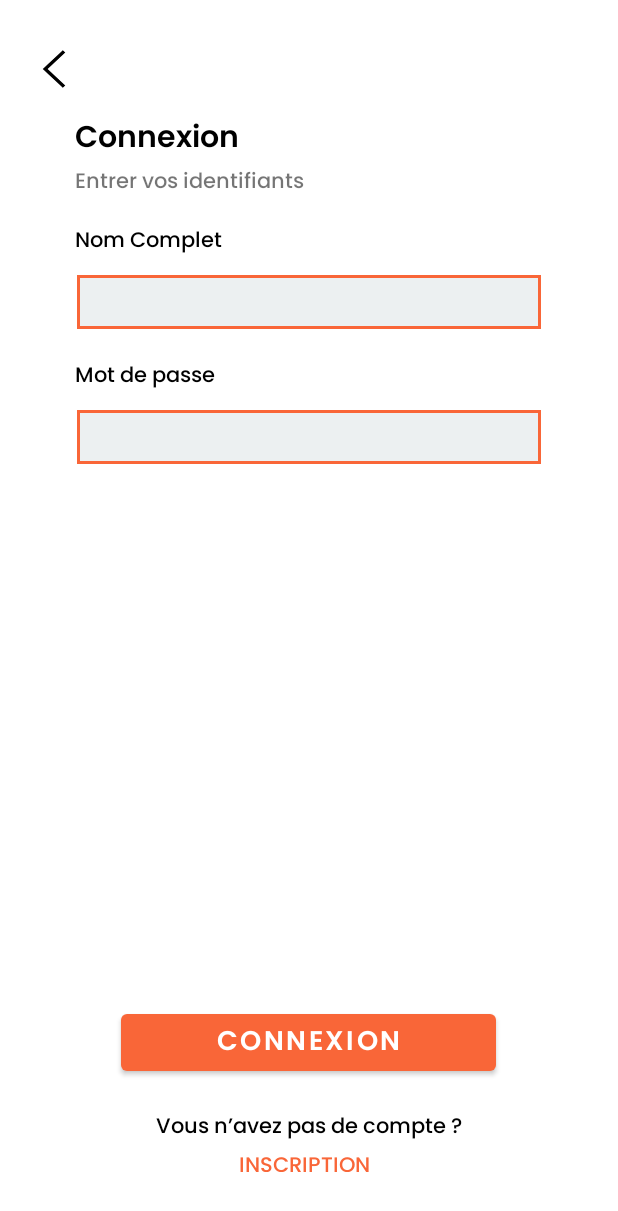
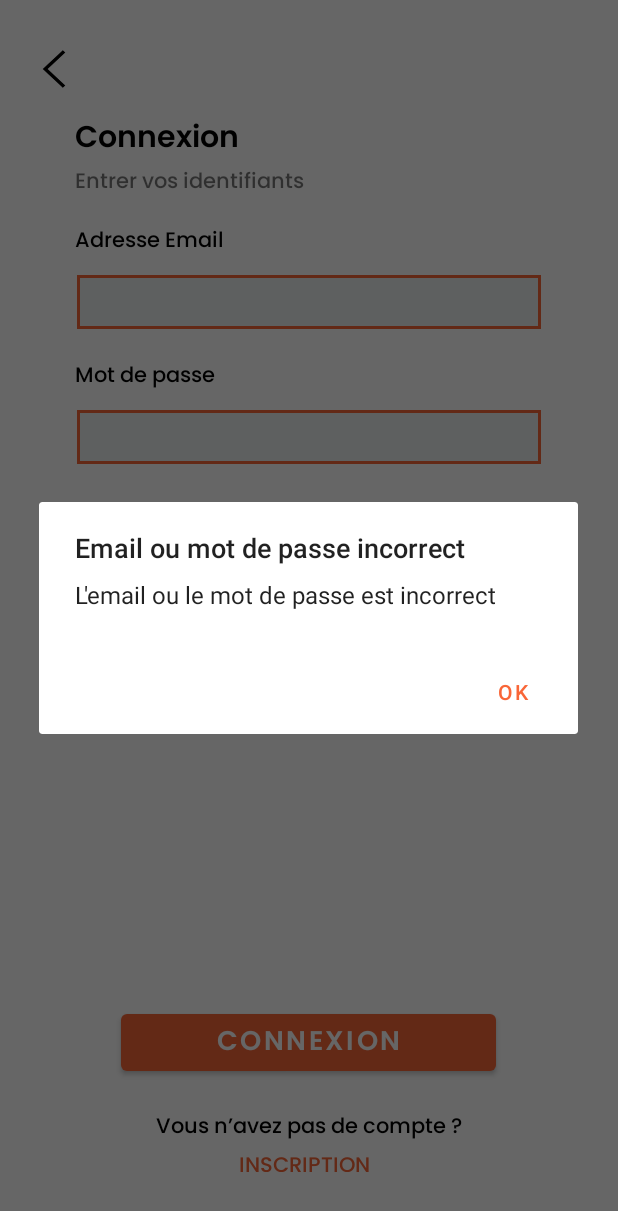
Before and after one commit to Nathancdl/kotlin-project, an Android app: the LoginActivity screen opened directly, with no data from a screen before it, after a tap on "CONNEXION", on a phone screen of 412 x 824 dp. Shown: the top 1211 px of the screen. Run offline under Robolectric (Android 15) with nearby library versions, the phone set to English and light mode, and no system bars; our stand-ins replace Firebase (no records; nobody signed in at launch, a user with empty details on screens opened directly).

Commit message:
Register And Login Work

```diff
--- a/app/src/main/java/com/example/kotlin_project/LoginActivity.kt
+++ b/app/src/main/java/com/example/kotlin_project/LoginActivity.kt
@@ -6,6 +6,10 @@ import android.os.Bundle
 import android.widget.Button
 import android.widget.EditText
 import android.widget.ImageButton
+import androidx.appcompat.app.AlertDialog
+import com.google.firebase.auth.FirebaseAuth
+import com.google.firebase.firestore.FirebaseFirestore
+import java.security.MessageDigest
 
 class LoginActivity : AppCompatActivity() {
     override fun onCreate(savedInstanceState: Bundle?) {
@@ -30,11 +34,41 @@ class LoginActivity : AppCompatActivity() {
 
     }
 
+    private fun DisplayAlertDialog(title : String, message: String){
+        val builder = AlertDialog.Builder(this)
+        builder.setTitle(title)
+        builder.setMessage(message)
+        builder.setPositiveButton("OK") { dialog, which -> null }
+        builder.show()
+    }
+
+    fun hashPassword(password: String): String {
+        val bytes = password.toByteArray() // Convertit le mot de passe en tableau de bytes
+        val md = MessageDigest.getInstance("SHA-256") // Initialise un objet MessageDigest avec l'algorithme SHA-256
+        val digest = md.digest(bytes) // Calcule le hachage du tableau de bytes
+        return digest.joinToString("") { "%02x".format(it) } // Convertit le tableau de bytes en une chaîne hexadécimale
+    }
+
     fun Login(){
 
-        var username = this.findViewById<EditText>(R.id.edittextusernamelogin).text.toString()
+        val auth = FirebaseAuth.getInstance()
+        var email = this.findViewById<EditText>(R.id.edittextusernamelogin).text.toString()
         var password = this.findViewById<EditText>(R.id.edittextpasswordlogin).text.toString()
 
         //login firebase
+
+        FirebaseAuth.getInstance().signInWithEmailAndPassword(email, password)
+            .addOnCompleteListener { task ->
+                if (task.isSuccessful) {
+                    // La connexion a réussi
+                    val intent = Intent(this, MainScreen::class.java)
+                    startActivity(intent)
+                } else {
+                    // Une erreur s'est produite lors de la connexion
+                    DisplayAlertDialog("Email ou mot de passe incorrect", "L\'email ou le mot de passe est incorrect")
+                }
+            }
+
+
     }
 }
--- a/app/src/main/java/com/example/kotlin_project/MainActivity.kt
+++ b/app/src/main/java/com/example/kotlin_project/MainActivity.kt
@@ -26,8 +26,8 @@ class MainActivity : AppCompatActivity() {
             Toast.makeText(this, "Firebase connection failed", Toast.LENGTH_SHORT).show()
         }
 
-        val intent = Intent(this, MainScreen::class.java)
-        //val intent = Intent(this, ConnectionLoginActivity::class.java)
+        //val intent = Intent(this, MainScreen::class.java)
+        val intent = Intent(this, ConnectionLoginActivity::class.java)
         startActivity(intent)
 }
 
--- a/app/src/main/res/layout/activity_login.xml
+++ b/app/src/main/res/layout/activity_login.xml
@@ -50,6 +50,7 @@
             android:layout_margin="2dp"
             android:background="@color/gray"
             android:ems="10"
+            android:inputType="text"
             tools:ignore="MissingConstraints" />
     </FrameLayout>
 
@@ -60,7 +61,7 @@
         android:layout_marginStart="50dp"
         android:layout_marginTop="15dp"
         android:fontFamily="@font/poppins_medium"
-        android:text="@string/fullname"
+        android:text="@string/email"
         android:textColor="@color/black"
         android:textSize="14sp"
         app:layout_constraintStart_toStartOf="parent"
@@ -131,6 +132,7 @@
             android:layout_margin="2dp"
             android:background="@color/gray"
             android:ems="10"
+            android:inputType="text"
             tools:ignore="MissingConstraints" />
 
     </FrameLayout>
```
Also changed, not shown: app/src/main/java/com/example/kotlin_project/HomeFragment.kt (+25 -0 lines), app/src/main/java/com/example/kotlin_project/RegistrationActivity.kt (+44 -19 lines), app/src/main/res/layout/activity_registration.xml (+5 -36 lines).
